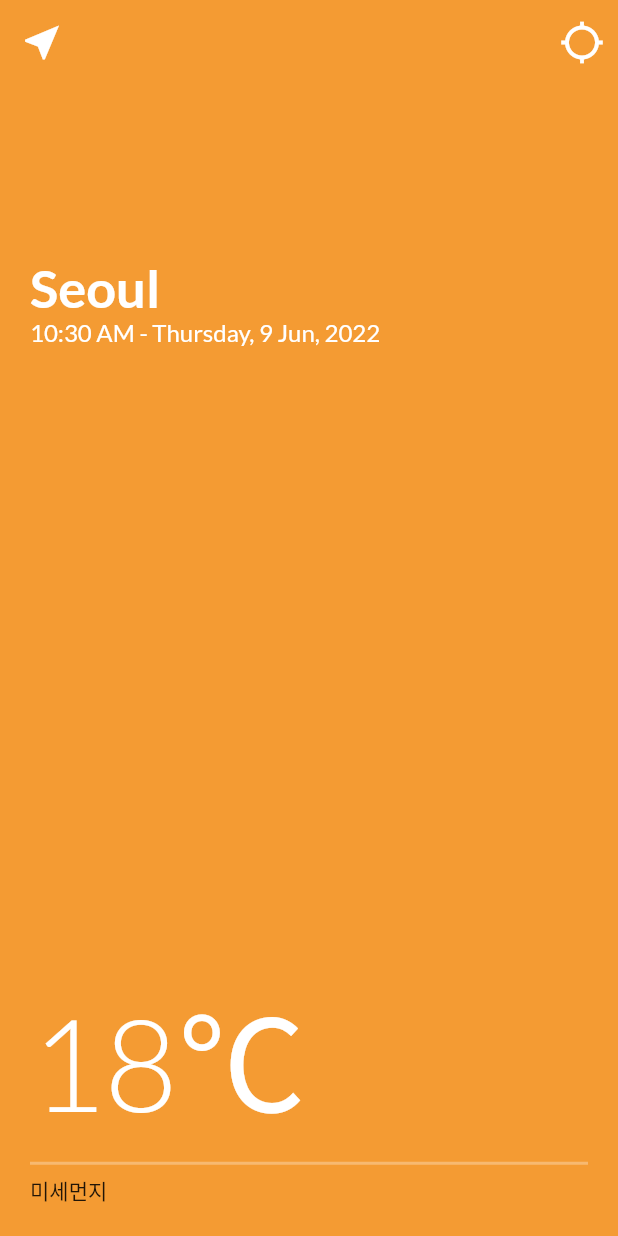
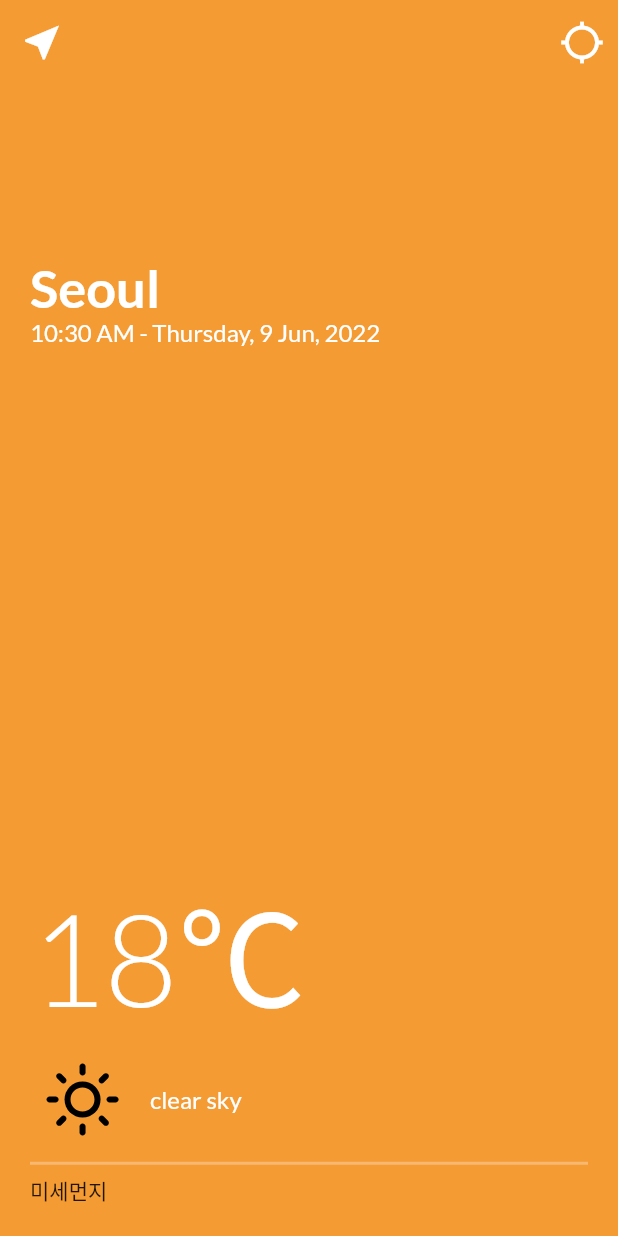
Before and after one commit to yeyoung8805/Flutter_weather_app, a Flutter app: the WeatherScreen screen opened directly, on a phone screen of 412 x 824 dp. Run offline on Flutter 3.47's test engine with Material 2 defaults, Android fonts, the phone set to English and light mode, and no system bars; our stand-ins replace flutter_svg, geolocator, google_fonts, timer_builder; network calls fail; statements that could not run were skipped.

Commit message:
add svg file and text

```diff
--- a/lib/screens/weather_screen.dart
+++ b/lib/screens/weather_screen.dart
@@ -108,7 +108,8 @@ class _WeatherScreenState extends State<WeatherScreen> {
                                     );
                                   },
                                 ),
-                                Text( //show the day of the week
+                                Text(
+                                  //show the day of the week
                                   DateFormat(" - EEEE, ").format(date),
                                   style: GoogleFonts.lato(
                                     fontSize: 16.0,
@@ -127,6 +128,7 @@ class _WeatherScreenState extends State<WeatherScreen> {
                           ],
                         ),
                         Column(
+                          crossAxisAlignment: CrossAxisAlignment.start,
                           children: [
                             Text(
                               '18\u2103',
@@ -135,6 +137,21 @@ class _WeatherScreenState extends State<WeatherScreen> {
                                 fontWeight: FontWeight.w300,
                                 color: Colors.white,
                               ),
+                            ),
+                            Row(
+                              children: [
+                                SvgPicture.asset('svg/climacon-sun.svg'),
+                                const SizedBox(
+                                  width: 10.0,
+                                ),
+                                Text(
+                                  'clear sky',
+                                  style: GoogleFonts.lato(
+                                    fontSize: 16.0,
+                                    color: Colors.white,
+                                  ),
+                                ),
+                              ],
                             ),
                           ],
                         ),
```
